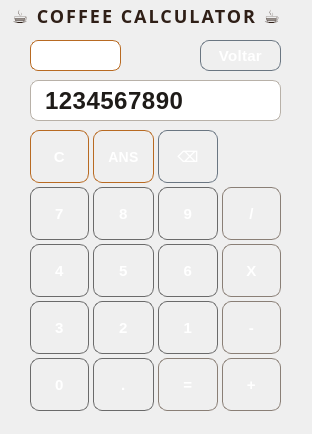
Old version of the form src/normal.ui in the repository Jujupedro5052005/CalculadoraPython.
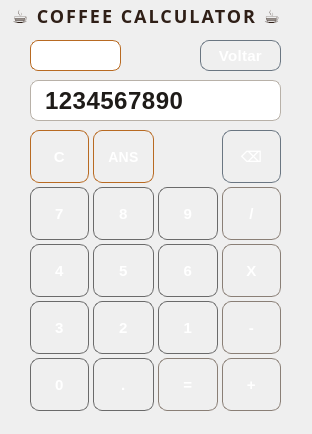
New version of the form.

What changed in the file:
```diff
--- a/src/normal.ui
+++ b/src/normal.ui
@@ -1030,8 +1030,8 @@
       </property>
      </widget>
     </item>
-    <item row="0" column="2">
-     <widget class="QPushButton" name="pushButtonBACK">
+    <item row="0" column="3">
+     <widget class="QPushButton" name="pushButtonN_BACK">
       <property name="sizePolicy">
        <sizepolicy hsizetype="Expanding" vsizetype="Expanding">
         <horstretch>0</horstretch>
```
Left out of the diff: 36 changed lines with no effect on the pictures.
